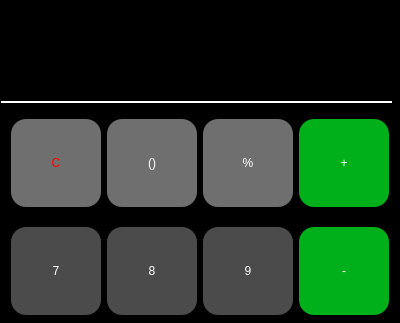
Above: tela.ui from Angelo2312/calculadora before the change; both pictures show x 0 to 400 and y 0 to 323 of the 400 by 650 pixel window. Below: the same form after it.
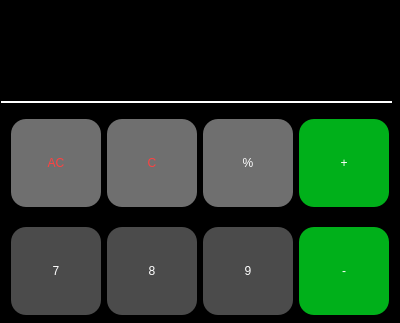
That is the form after the change.

What changed in the file:
```diff
--- a/tela.ui
+++ b/tela.ui
@@ -148,7 +148,7 @@
             <property name="styleSheet">
              <string notr="true">QPushButton{
 font: 87 26pt &quot;Arial Black&quot;;
-color: rgb(255, 0, 0);
+color:rgb(255, 65, 65);
 background-color: rgb(111, 111, 111);
 border-radius: 15px;
 }
@@ -158,7 +158,7 @@
 }</string>
             </property>
             <property name="text">
-             <string>C</string>
+             <string>AC</string>
             </property>
            </widget>
           </item>
@@ -176,7 +176,7 @@
             <property name="styleSheet">
              <string notr="true">QPushButton{
 font: 87 26pt &quot;Arial Black&quot;;
-color: rgb(255, 255, 255);
+color:rgb(255, 65, 65);
 background-color: rgb(111, 111, 111);
 border-radius: 15px;
 }
@@ -186,7 +186,7 @@
 }</string>
             </property>
             <property name="text">
-             <string>()</string>
+             <string>C</string>
             </property>
            </widget>
           </item>
```
